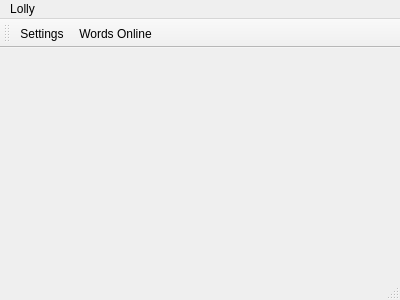
Before: the Qt Designer form UI/mainwindow.ui in zwvista/LollyQt, drawn with Qt 5.
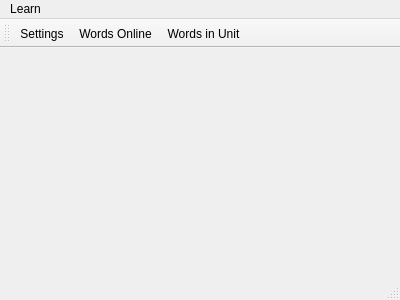
After: the same form once the commit is applied.

```diff
--- a/UI/mainwindow.ui
+++ b/UI/mainwindow.ui
@@ -23,9 +23,9 @@
      <height>22</height>
     </rect>
    </property>
-   <widget class="QMenu" name="menuLolly">
+   <widget class="QMenu" name="menuLearn">
     <property name="title">
-     <string>Lolly</string>
+     <string>Learn</string>
     </property>
     <addaction name="actionWordsOnline"/>
     <addaction name="actionSelectUnits"/>
@@ -33,7 +33,7 @@
     <addaction name="actionWords_in_Unit"/>
     <addaction name="actionSettings"/>
    </widget>
-   <addaction name="menuLolly"/>
+   <addaction name="menuLearn"/>
   </widget>
   <widget class="QStatusBar" name="statusBar"/>
   <widget class="QToolBar" name="mainToolBar">
@@ -45,6 +45,7 @@
    </attribute>
    <addaction name="actionSettings"/>
    <addaction name="actionWordsOnline"/>
+   <addaction name="actionWords_in_Unit"/>
   </widget>
   <action name="actionWordsOnline">
    <property name="text">
```
